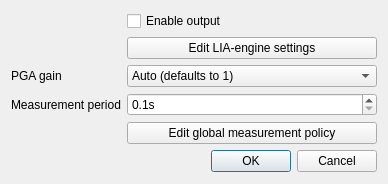
The window that gui_qt/GloxiniaConfigurator/sensorliadialog.ui (opieters/gloxinia2) describes before a commit, drawn with Qt 5.
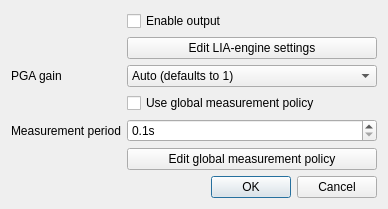
The same window after the commit.

```diff
--- a/gui_qt/GloxiniaConfigurator/sensorliadialog.ui
+++ b/gui_qt/GloxiniaConfigurator/sensorliadialog.ui
@@ -84,15 +84,15 @@
      </item>
     </widget>
    </item>
-   <item row="3" column="0">
-    <widget class="QLabel" name="gPeriodLabel">
+   <item row="4" column="0">
+    <widget class="QLabel" name="periodLabel">
      <property name="text">
       <string>Measurement period</string>
      </property>
     </widget>
    </item>
-   <item row="3" column="1">
-    <widget class="QDoubleSpinBox" name="gPeriodBox">
+   <item row="4" column="1">
+    <widget class="QDoubleSpinBox" name="periodBox">
      <property name="prefix">
       <string/>
      </property>
@@ -113,7 +113,7 @@
      </property>
     </widget>
    </item>
-   <item row="5" column="0" colspan="2">
+   <item row="6" column="0" colspan="2">
     <widget class="QDialogButtonBox" name="confirmBox">
      <property name="orientation">
       <enum>Qt::Horizontal</enum>
@@ -123,13 +123,20 @@
      </property>
     </widget>
    </item>
-   <item row="4" column="1">
+   <item row="5" column="1">
     <widget class="QPushButton" name="gPeriodButton">
      <property name="text">
       <string>Edit global measurement policy</string>
      </property>
     </widget>
    </item>
+   <item row="3" column="1">
+    <widget class="QCheckBox" name="gPeriodBox">
+     <property name="text">
+      <string>Use global measurement policy</string>
+     </property>
+    </widget>
+   </item>
   </layout>
  </widget>
  <resources/>
```
